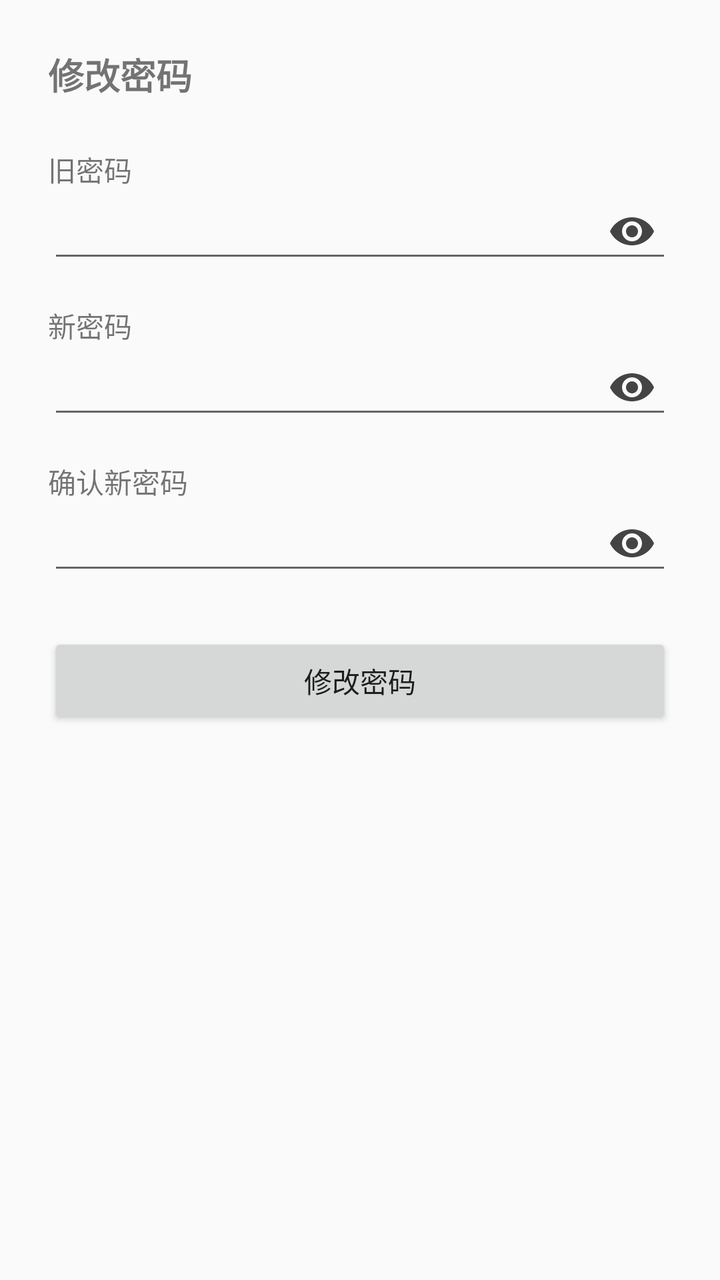
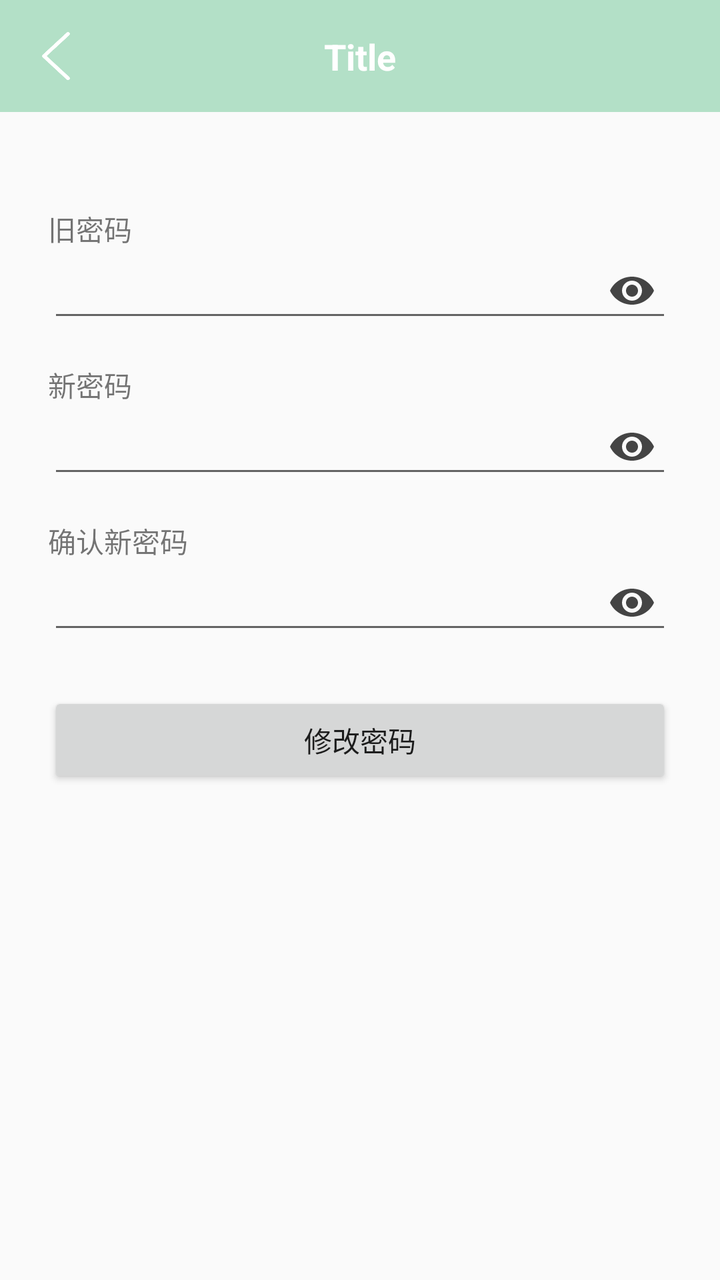

Two renders of the same Android screen: before a commit and after it. Below are the layout's source before the change and the commit's diff.
<!-- AndroidManifest.xml: application theme Theme.Note -->
<!-- res/layout/fragment_change_pwd.xml -->
<?xml version="1.0" encoding="utf-8"?>
<layout xmlns:android="http://schemas.android.com/apk/res/android"
    xmlns:app="http://schemas.android.com/apk/res-auto">

    <androidx.constraintlayout.widget.ConstraintLayout
        android:layout_width="match_parent"
        android:layout_height="match_parent"
        android:padding="24dp">

        <TextView
            android:id="@+id/tvPwdTitle"
            android:layout_width="wrap_content"
            android:layout_height="wrap_content"
            android:text="修改密码"
            android:textSize="18sp"
            android:textStyle="bold"
            app:layout_constraintTop_toTopOf="parent"
            app:layout_constraintStart_toStartOf="parent" />

        <TextView
            android:id="@+id/tvOldPwd"
            android:layout_width="wrap_content"
            android:layout_height="wrap_content"
            android:layout_marginTop="24dp"
            android:text="旧密码"
            app:layout_constraintTop_toBottomOf="@id/tvPwdTitle"
            app:layout_constraintStart_toStartOf="parent" />

        <EditText
            android:id="@+id/etOldPwd"
            android:layout_width="0dp"
            android:layout_height="wrap_content"
            android:inputType="textPassword"
            android:paddingEnd="48dp"
            app:layout_constraintTop_toBottomOf="@id/tvOldPwd"
            app:layout_constraintStart_toStartOf="parent"
            app:layout_constraintEnd_toEndOf="parent" />

        <TextView
            android:id="@+id/tvNewPwd"
            android:layout_width="wrap_content"
            android:layout_height="wrap_content"
            android:layout_marginTop="16dp"
            android:text="新密码"
            app:layout_constraintTop_toBottomOf="@id/etOldPwd"
            app:layout_constraintStart_toStartOf="parent" />

        <EditText
            android:id="@+id/etNewPwd"
            android:layout_width="0dp"
            android:layout_height="wrap_content"
            android:inputType="textPassword"
            android:paddingEnd="48dp"
            app:layout_constraintTop_toBottomOf="@id/tvNewPwd"
            app:layout_constraintStart_toStartOf="parent"
            app:layout_constraintEnd_toEndOf="parent" />

        <TextView
            android:id="@+id/tvConfirmPwd"
            android:layout_width="wrap_content"
            android:layout_height="wrap_content"
            android:layout_marginTop="16dp"
            android:text="确认新密码"
            app:layout_constraintTop_toBottomOf="@id/etNewPwd"
            app:layout_constraintStart_toStartOf="parent" />

        <EditText
            android:id="@+id/etConfirmPwd"
            android:layout_width="0dp"
            android:layout_height="wrap_content"
            android:inputType="textPassword"
            android:paddingEnd="48dp"
            app:layout_constraintTop_toBottomOf="@id/tvConfirmPwd"
            app:layout_constraintStart_toStartOf="parent"
            app:layout_constraintEnd_toEndOf="parent" />

        <ImageView
            android:id="@+id/ivOldPwdToggle"
            android:layout_width="24dp"
            android:layout_height="24dp"
            android:layout_marginEnd="8dp"
            android:contentDescription="显示/隐藏旧密码"
            android:src="@drawable/ic_eye"
            app:layout_constraintBottom_toBottomOf="@id/etOldPwd"
            app:layout_constraintEnd_toEndOf="@id/etOldPwd"
            app:layout_constraintTop_toTopOf="@id/etOldPwd" />

        <ImageView
            android:id="@+id/ivNewPwdToggle"
            android:layout_width="24dp"
            android:layout_height="24dp"
            android:layout_marginEnd="8dp"
            android:contentDescription="显示/隐藏新密码"
            android:src="@drawable/ic_eye"
            app:layout_constraintBottom_toBottomOf="@id/etNewPwd"
            app:layout_constraintEnd_toEndOf="@id/etNewPwd"
            app:layout_constraintTop_toTopOf="@id/etNewPwd" />

        <ImageView
            android:id="@+id/ivConfirmPwdToggle"
            android:layout_width="24dp"
            android:layout_height="24dp"
            android:layout_marginEnd="8dp"
            android:contentDescription="显示/隐藏确认新密码"
            android:src="@drawable/ic_eye"
            app:layout_constraintBottom_toBottomOf="@id/etConfirmPwd"
            app:layout_constraintEnd_toEndOf="@id/etConfirmPwd"
            app:layout_constraintTop_toTopOf="@id/etConfirmPwd" />

        <Button
            android:id="@+id/btnUpdatePwd"
            android:layout_width="0dp"
            android:layout_height="wrap_content"
            android:layout_marginTop="24dp"
            android:text="修改密码"
            app:layout_constraintTop_toBottomOf="@id/etConfirmPwd"
            app:layout_constraintStart_toStartOf="parent"
            app:layout_constraintEnd_toEndOf="parent" />

    </androidx.constraintlayout.widget.ConstraintLayout>
</layout>
<!-- resources referenced by this layout -->
<resources>
  <!-- drawable ic_eye (drawable) -->
  <?xml version="1.0" encoding="utf-8"?>
  <vector xmlns:android="http://schemas.android.com/apk/res/android"
      android:width="24dp"
      android:height="24dp"
      android:viewportWidth="24"
      android:viewportHeight="24">
  
      <path
          android:fillColor="#FF444444"
          android:pathData="M12,5C7,5 2.73,8.11 1,12c1.73,3.89 6,7 11,7s9.27,-3.11 11,-7c-1.73,-3.89 -6,-7 -11,-7zM12,17c-2.76,0 -5,-2.24 -5,-5s2.24,-5 5,-5 5,2.24 5,5 -2.24,5 -5,5z" />
      <path
          android:fillColor="#FF444444"
          android:pathData="M12,9c-1.66,0 -3,1.34 -3,3s1.34,3 3,3 3,-1.34 3,-3 -1.34,-3 -3,-3z" />
  </vector>
  <style name="Theme.Note" parent="Theme.AppCompat.Light.NoActionBar" />
</resources>

<!-- the commit's change to res/layout/fragment_change_pwd.xml (unified diff, before → after) -->
@@ -2,20 +2,20 @@
 <layout xmlns:android="http://schemas.android.com/apk/res/android"
     xmlns:app="http://schemas.android.com/apk/res-auto">
 
-    <androidx.constraintlayout.widget.ConstraintLayout
+    <LinearLayout
         android:layout_width="match_parent"
         android:layout_height="match_parent"
-        android:padding="24dp">
+        android:orientation="vertical">
 
-        <TextView
-            android:id="@+id/tvPwdTitle"
-            android:layout_width="wrap_content"
-            android:layout_height="wrap_content"
-            android:text="修改密码"
-            android:textSize="18sp"
-            android:textStyle="bold"
-            app:layout_constraintTop_toTopOf="parent"
-            app:layout_constraintStart_toStartOf="parent" />
+        <include
+            android:id="@+id/includeToolbar"
+            layout="@layout/item_toolbar" />
+
+        <androidx.constraintlayout.widget.ConstraintLayout
+            android:layout_width="match_parent"
+            android:layout_height="0dp"
+            android:layout_weight="1"
+            android:padding="24dp">
 
         <TextView
             android:id="@+id/tvOldPwd"
@@ -23,7 +23,7 @@
             android:layout_height="wrap_content"
             android:layout_marginTop="24dp"
             android:text="旧密码"
-            app:layout_constraintTop_toBottomOf="@id/tvPwdTitle"
+            app:layout_constraintTop_toTopOf="parent"
             app:layout_constraintStart_toStartOf="parent" />
 
         <EditText
@@ -117,5 +117,60 @@
             app:layout_constraintStart_toStartOf="parent"
             app:layout_constraintEnd_toEndOf="parent" />
 
+        </androidx.constraintlayout.widget.ConstraintLayout>
+
+    </LinearLayout>
+</layout>
+<!-- res/layout/item_toolbar.xml (included above) -->
+<?xml version="1.0" encoding="utf-8"?>
+<LinearLayout
+    xmlns:android="http://schemas.android.com/apk/res/android"
+    xmlns:app="http://schemas.android.com/apk/res-auto"
+    android:layout_width="match_parent"
+    android:layout_height="wrap_content"
+    android:orientation="vertical"
+    android:background="?attr/colorPrimary">
+
+    
+    <View
+        android:id="@+id/statusBarSpacer"
+        android:layout_width="match_parent"
+        android:layout_height="0dp" />
+
+    
+    <androidx.constraintlayout.widget.ConstraintLayout
+        android:layout_width="match_parent"
+        android:layout_height="56dp"
+        android:background="@color/main_blue">
+
+        <ImageView
+            android:id="@+id/ivBack"
+            android:layout_width="40dp"
+            android:layout_height="40dp"
+            android:layout_marginStart="8dp"
+            android:padding="8dp"
+            android:src="@drawable/ic_back"
+            app:layout_constraintBottom_toBottomOf="parent"
+            app:layout_constraintStart_toStartOf="parent"
+            app:layout_constraintTop_toTopOf="parent"/>
+
+        <TextView
+            android:id="@+id/tvTitle"
+            android:layout_width="0dp"
+            android:layout_height="wrap_content"
+            android:ellipsize="end"
+            android:gravity="center"
+            android:maxLines="1"
+            android:text="Title"
+            android:textColor="@android:color/white"
+            android:textSize="18sp"
+            android:textStyle="bold"
+            android:layout_marginStart="56dp"
+            android:layout_marginEnd="56dp"
+            app:layout_constraintBottom_toBottomOf="@id/ivBack"
+            app:layout_constraintEnd_toEndOf="parent"
+            app:layout_constraintStart_toStartOf="parent"
+            app:layout_constraintTop_toTopOf="@id/ivBack"/>
     </androidx.constraintlayout.widget.ConstraintLayout>
-</layout>
+
+</LinearLayout>
<!-- resource entries referenced after the edit -->
@@ -1,5 +1,7 @@
 <!-- resources referenced by this layout -->
 <resources>
+  <color name="main_blue">#B3E0C7</color>
+  <!-- drawable ic_back: png bitmap (drawable, 2843 bytes) -->
   <!-- drawable ic_eye (drawable) -->
   <?xml version="1.0" encoding="utf-8"?>
   <vector xmlns:android="http://schemas.android.com/apk/res/android"
